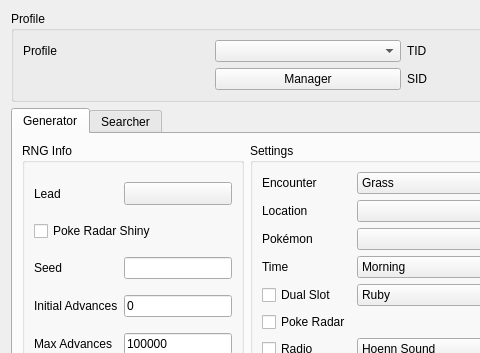
Qt form Source/Form/Gen4/Wild4.ui (Admiral-Fish/PokeFinder) before a commit; both pictures show x 0 to 480 and y 0 to 353 of the 1200 by 700 pixel window.
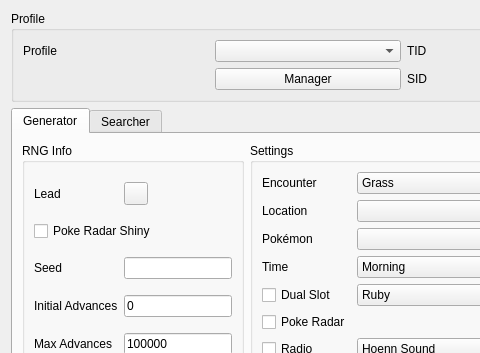
The same form after that commit. Custom widgets are drawn as their Qt base class.

```diff
--- a/Source/Form/Gen4/Wild4.ui
+++ b/Source/Form/Gen4/Wild4.ui
@@ -118,14 +118,7 @@
            <widget class="TextBox" name="textBoxGeneratorSeed"/>
           </item>
           <item row="0" column="1">
-           <widget class="ComboMenu" name="toolButtonGeneratorLead">
-            <property name="sizePolicy">
-             <sizepolicy hsizetype="Preferred" vsizetype="Fixed">
-              <horstretch>0</horstretch>
-              <verstretch>0</verstretch>
-             </sizepolicy>
-            </property>
-           </widget>
+           <widget class="ComboMenu" name="toolButtonGeneratorLead"/>
           </item>
           <item row="4" column="1">
            <widget class="TextBox" name="textBoxGeneratorMaxAdvances">
```
